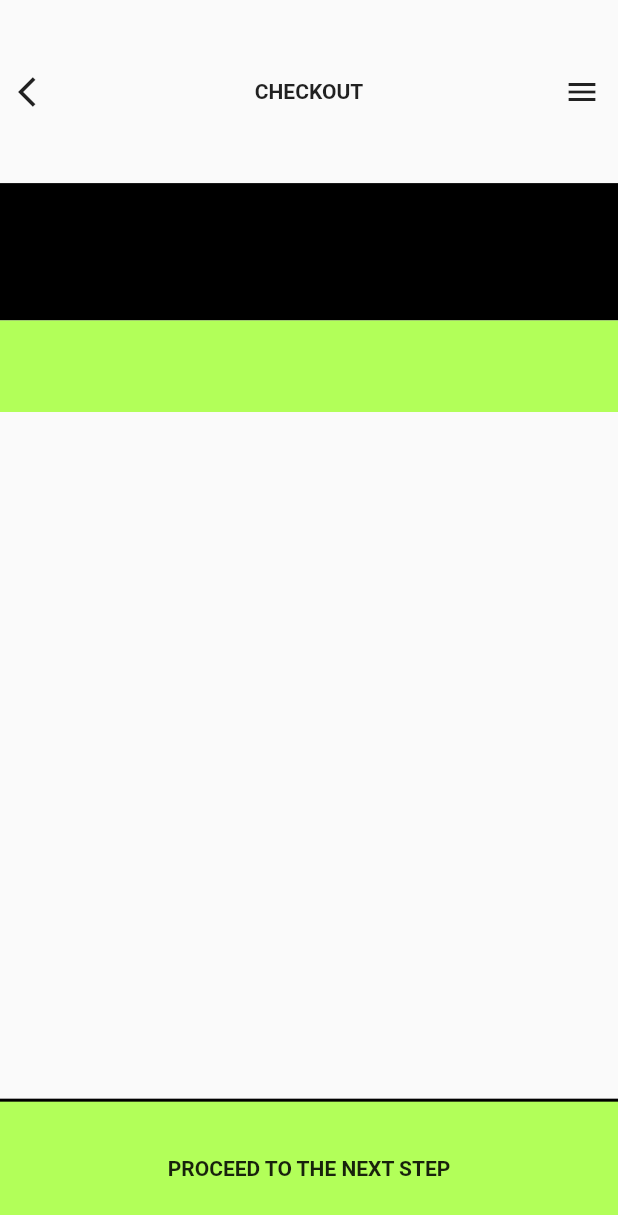
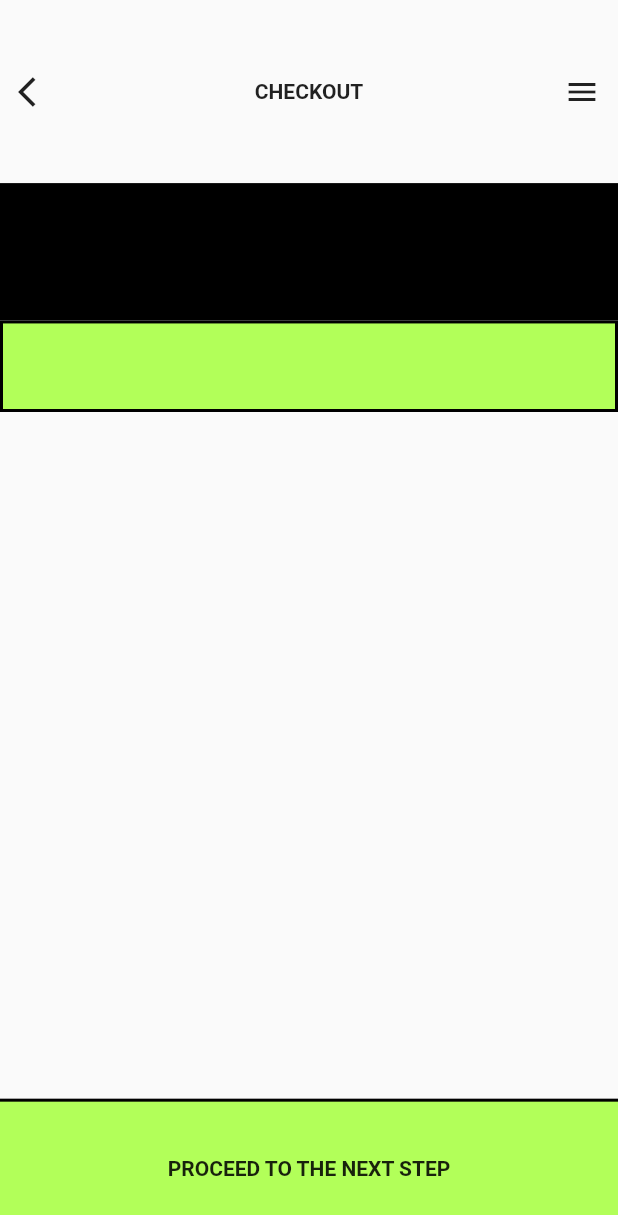
Before and after one commit to JAICHANGPARK/flutter_notebook_8th_story, a Flutter app: the screen it shows after launch, on a phone screen of 412 x 824 dp. Shown: the top 1215 px of the screen. Run offline on Flutter 3.47's test engine with Material 2 defaults, Android fonts, the phone set to English and light mode, and no system bars; our stand-ins replace google_fonts; Roboto replaces fonts that are missing (Alata).

Commit message:
Update fashion_store_page.dart

```diff
--- a/lib/ep561_fashion_store_app/fashion_store_page.dart
+++ b/lib/ep561_fashion_store_app/fashion_store_page.dart
@@ -22,40 +22,46 @@ class _FashionMainPageState extends State<FashionMainPage> {
       body: SafeArea(
         child: Column(
           children: [
-            Expanded(flex: 4, child: Row(
+            Expanded(
+                flex: 4,
+                child: Row(
                   mainAxisAlignment: MainAxisAlignment.spaceBetween,
                   children: [
-                IconButton(icon: Icon(Icons.arrow_back_ios), onPressed: (){}),
-                Text("CHECKOUT", style: GoogleFonts.alata(
-                  fontWeight: FontWeight.bold
-                ),),
-                IconButton(icon: Icon(Icons.menu), onPressed: (){}),
+                    IconButton(icon: Icon(Icons.arrow_back_ios), onPressed: () {}),
+                    Text(
+                      "CHECKOUT",
+                      style: GoogleFonts.alata(fontWeight: FontWeight.bold),
+                    ),
+                    IconButton(icon: Icon(Icons.menu), onPressed: () {}),
                   ],
                 )),
-            Expanded(flex: 3, child: Container(
+            Expanded(
+                flex: 3,
+                child: Container(
                   decoration: BoxDecoration(
                     color: Colors.black,
                   ),
                 )),
-            Expanded(flex: 2, child: Container(
+            Expanded(
+                flex: 2,
+                child: Container(
+                  decoration:
+                      BoxDecoration(color: Colors.lightGreenAccent, border: Border.all(color: Colors.black,
+                      width: 2)),
+                )),
+            Expanded(flex: 15, child: ListView()),
+            Expanded(
+                flex: 3,
+                child: Container(
                   decoration: BoxDecoration(
-                color: Colors.lightGreenAccent,
-
+                      color: Colors.lightGreenAccent, border: Border(top: BorderSide(color: Colors.black, width: 2))),
+                  child: Center(
+                    child: Text(
+                      "PROCEED TO THE NEXT STEP",
+                      style: GoogleFonts.alata(
+                        fontWeight: FontWeight.bold,
                       ),
-            )),
-            Expanded(flex: 15,child: ListView()),
-            Expanded(flex: 3,child: Container(
-              decoration: BoxDecoration(
-                  color: Colors.lightGreenAccent,
-                  border: Border(
-                    top: BorderSide(color: Colors.black,
-                    width: 2)
-                  )
                     ),
-              child: Center(
-                child: Text("PROCEED TO THE NEXT STEP", style: GoogleFonts.alata(
-                  fontWeight: FontWeight.bold,
-                ),),
                   ),
                 )),
           ],
```
Lines whose indentation alone changed are shown as unchanged.
